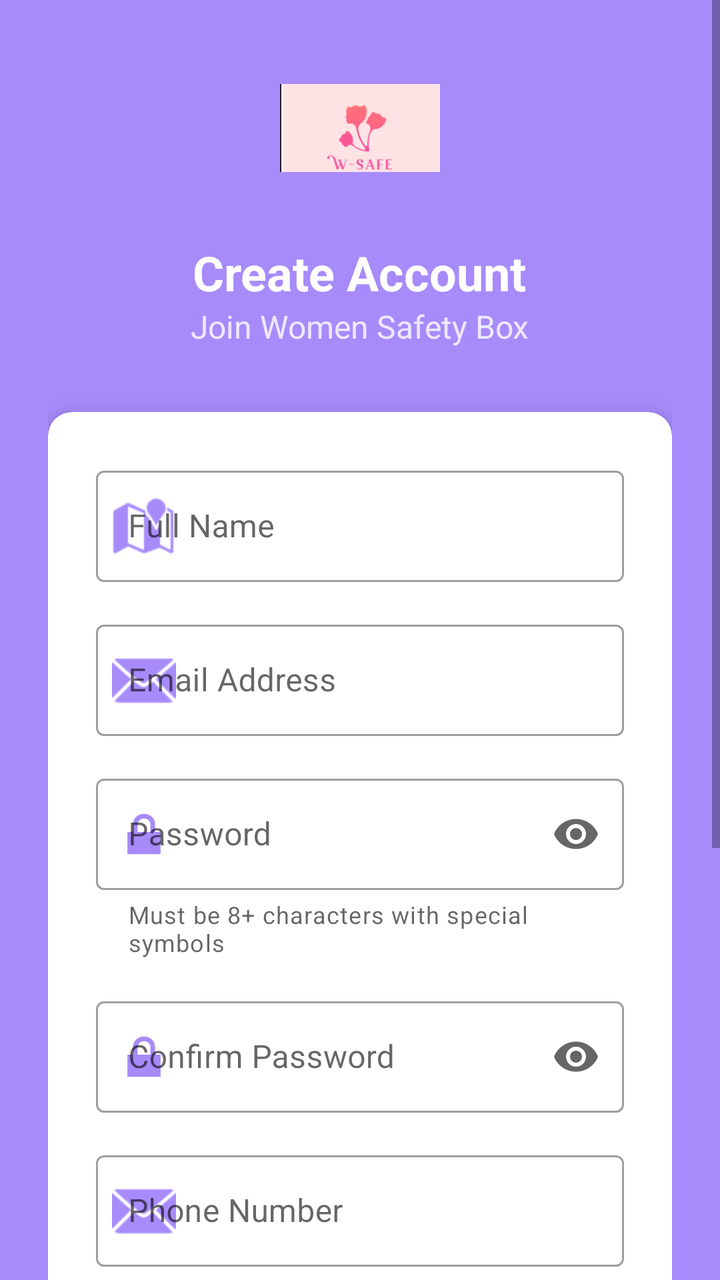
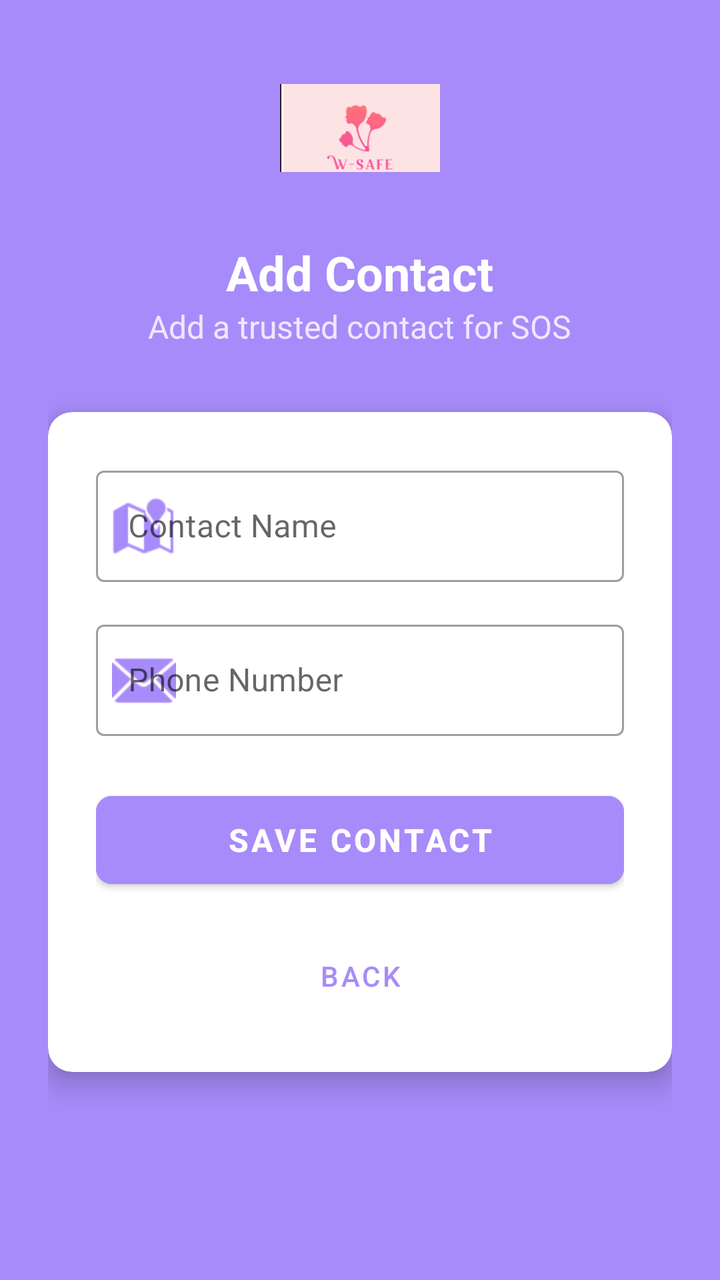

The first picture is an Android layout as it rendered before a commit; the second is the same layout after the commit. The layout source and the unified diff follow.
<!-- AndroidManifest.xml: activity theme AppTheme.NoActionBar -->
<!-- res/layout/activity_register.xml -->
<?xml version="1.0" encoding="utf-8"?>
<ScrollView xmlns:android="http://schemas.android.com/apk/res/android"
    xmlns:app="http://schemas.android.com/apk/res-auto"
    android:layout_width="match_parent"
    android:layout_height="match_parent"
    android:fillViewport="true"
    android:background="@color/colorPrimary">

    <LinearLayout
        android:layout_width="match_parent"
        android:layout_height="wrap_content"
        android:orientation="vertical"
        android:padding="24dp">

        
        <LinearLayout
            android:layout_width="match_parent"
            android:layout_height="wrap_content"
            android:orientation="vertical"
            android:gravity="center"
            android:layout_marginBottom="32dp">

            <ImageView
                android:layout_width="80dp"
                android:layout_height="80dp"
                android:src="@mipmap/ic_launcher"
                android:layout_marginBottom="16dp"
                android:contentDescription="App Logo" />

            <TextView
                android:layout_width="wrap_content"
                android:layout_height="wrap_content"
                android:text="Create Account"
                android:textSize="24sp"
                android:textStyle="bold"
                android:textColor="@android:color/white" />

            <TextView
                android:layout_width="wrap_content"
                android:layout_height="wrap_content"
                android:text="Join Women Safety Box"
                android:textSize="16sp"
                android:textColor="@android:color/white"
                android:alpha="0.8" />

        </LinearLayout>

        
        <com.google.android.material.card.MaterialCardView
            android:layout_width="match_parent"
            android:layout_height="wrap_content"
            android:layout_marginBottom="16dp"
            app:cardCornerRadius="12dp"
            app:cardElevation="8dp"
            app:cardBackgroundColor="@android:color/white">

            <LinearLayout
                android:layout_width="match_parent"
                android:layout_height="wrap_content"
                android:orientation="vertical"
                android:padding="24dp">

                
                <com.google.android.material.textfield.TextInputLayout
                    android:id="@+id/nameLayout"
                    android:layout_width="match_parent"
                    android:layout_height="wrap_content"
                    android:layout_marginBottom="16dp"
                    android:hint="Full Name"
                    app:startIconDrawable="@android:drawable/ic_dialog_map"
                    app:startIconTint="@color/colorPrimary"
                    style="@style/Widget.MaterialComponents.TextInputLayout.OutlinedBox">

                    <com.google.android.material.textfield.TextInputEditText
                        android:id="@+id/etName"
                        android:layout_width="match_parent"
                        android:layout_height="wrap_content"
                        android:inputType="textPersonName"
                        android:maxLines="1" />

                </com.google.android.material.textfield.TextInputLayout>

                
                <com.google.android.material.textfield.TextInputLayout
                    android:id="@+id/emailLayout"
                    android:layout_width="match_parent"
                    android:layout_height="wrap_content"
                    android:layout_marginBottom="16dp"
                    android:hint="Email Address"
                    app:startIconDrawable="@android:drawable/ic_dialog_email"
                    app:startIconTint="@color/colorPrimary"
                    style="@style/Widget.MaterialComponents.TextInputLayout.OutlinedBox">

                    <com.google.android.material.textfield.TextInputEditText
                        android:id="@+id/etEmail"
                        android:layout_width="match_parent"
                        android:layout_height="wrap_content"
                        android:inputType="textEmailAddress"
                        android:maxLines="1" />

                </com.google.android.material.textfield.TextInputLayout>

                
                <com.google.android.material.textfield.TextInputLayout
                    android:id="@+id/passwordLayout"
                    android:layout_width="match_parent"
                    android:layout_height="wrap_content"
                    android:layout_marginBottom="16dp"
                    android:hint="Password"
                    app:startIconDrawable="@android:drawable/ic_lock_lock"
                    app:startIconTint="@color/colorPrimary"
                    app:endIconMode="password_toggle"
                    app:helperText="Must be 8+ characters with special symbols"
                    style="@style/Widget.MaterialComponents.TextInputLayout.OutlinedBox">

                    <com.google.android.material.textfield.TextInputEditText
                        android:id="@+id/etPassword"
                        android:layout_width="match_parent"
                        android:layout_height="wrap_content"
                        android:inputType="textPassword"
                        android:maxLines="1" />

                </com.google.android.material.textfield.TextInputLayout>

                
                <com.google.android.material.textfield.TextInputLayout
                    android:id="@+id/confirmPasswordLayout"
                    android:layout_width="match_parent"
                    android:layout_height="wrap_content"
                    android:layout_marginBottom="16dp"
                    android:hint="Confirm Password"
                    app:startIconDrawable="@android:drawable/ic_lock_lock"
                    app:startIconTint="@color/colorPrimary"
                    app:endIconMode="password_toggle"
                    style="@style/Widget.MaterialComponents.TextInputLayout.OutlinedBox">

                    <com.google.android.material.textfield.TextInputEditText
                        android:id="@+id/etConfirmPassword"
                        android:layout_width="match_parent"
                        android:layout_height="wrap_content"
                        android:inputType="textPassword"
                        android:maxLines="1" />

                </com.google.android.material.textfield.TextInputLayout>

                
                <com.google.android.material.textfield.TextInputLayout
                    android:id="@+id/phoneLayout"
                    android:layout_width="match_parent"
                    android:layout_height="wrap_content"
                    android:layout_marginBottom="24dp"
                    android:hint="Phone Number"
                    app:startIconDrawable="@android:drawable/ic_dialog_email"
                    app:startIconTint="@color/colorPrimary"
                    style="@style/Widget.MaterialComponents.TextInputLayout.OutlinedBox">

                    <com.google.android.material.textfield.TextInputEditText
                        android:id="@+id/etPhone"
                        android:layout_width="match_parent"
                        android:layout_height="wrap_content"
                        android:inputType="phone"
                        android:maxLines="1" />

                </com.google.android.material.textfield.TextInputLayout>

                
                <com.google.android.material.button.MaterialButton
                    android:id="@+id/btnRegister"
                    android:layout_width="match_parent"
                    android:layout_height="56dp"
                    android:text="Create Account"
                    android:textSize="16sp"
                    android:textStyle="bold"
                    app:cornerRadius="8dp"
                    android:backgroundTint="@color/colorPrimary"
                    android:layout_marginBottom="16dp" />

                
                <com.google.android.material.button.MaterialButton
                    android:id="@+id/btnBackToLogin"
                    android:layout_width="wrap_content"
                    android:layout_height="wrap_content"
                    android:text="Back to Login"
                    android:textSize="14sp"
                    style="@style/Widget.MaterialComponents.Button.TextButton"
                    android:textColor="@color/colorPrimary"
                    android:layout_gravity="center" />

            </LinearLayout>

        </com.google.android.material.card.MaterialCardView>

        
        <com.google.android.material.card.MaterialCardView
            android:layout_width="match_parent"
            android:layout_height="wrap_content"
            app:cardCornerRadius="8dp"
            app:cardElevation="4dp"
            app:cardBackgroundColor="#FFF3E0">

            <LinearLayout
                android:layout_width="match_parent"
                android:layout_height="wrap_content"
                android:orientation="vertical"
                android:padding="16dp">

                <TextView
                    android:layout_width="wrap_content"
                    android:layout_height="wrap_content"
                    android:text="Password Requirements:"
                    android:textStyle="bold"
                    android:textSize="14sp"
                    android:textColor="@color/colorPrimary"
                    android:layout_marginBottom="8dp" />

                <TextView
                    android:layout_width="wrap_content"
                    android:layout_height="wrap_content"
                    android:text="• Minimum 8 characters"
                    android:textSize="12sp"
                    android:textColor="#666666" />

                <TextView
                    android:layout_width="wrap_content"
                    android:layout_height="wrap_content"
                    android:text="• Must contain @ symbol"
                    android:textSize="12sp"
                    android:textColor="#666666" />

                <TextView
                    android:layout_width="wrap_content"
                    android:layout_height="wrap_content"
                    android:text="• Must contain special character (@#$%^&amp;+=)"
                    android:textSize="12sp"
                    android:textColor="#666666" />

                <TextView
                    android:layout_width="wrap_content"
                    android:layout_height="wrap_content"
                    android:text="• Email must be valid format"
                    android:textSize="12sp"
                    android:textColor="#666666" />

            </LinearLayout>

        </com.google.android.material.card.MaterialCardView>

    </LinearLayout>

</ScrollView>
<!-- resources referenced by this layout -->
<resources>
  <color name="colorPrimary">#A78BFA</color>
  <!-- mipmap ic_launcher: png bitmap (mipmap-anydpi-v26, 7238 bytes) -->
  <style name="AppTheme.NoActionBar">
          <item name="windowActionBar">false</item>
          <item name="windowNoTitle">true</item>
      </style>
</resources>

<!-- the commit's change to res/layout/activity_register.xml (unified diff, before → after) -->
@@ -30,7 +30,7 @@
             <TextView
                 android:layout_width="wrap_content"
                 android:layout_height="wrap_content"
-                android:text="Create Account"
+                android:text="Add Contact"
                 android:textSize="24sp"
                 android:textStyle="bold"
                 android:textColor="@android:color/white" />
@@ -38,7 +38,7 @@
             <TextView
                 android:layout_width="wrap_content"
                 android:layout_height="wrap_content"
-                android:text="Join Women Safety Box"
+                android:text="Add a trusted contact for SOS"
                 android:textSize="16sp"
                 android:textColor="@android:color/white"
                 android:alpha="0.8" />
@@ -66,7 +66,7 @@
                     android:layout_width="match_parent"
                     android:layout_height="wrap_content"
                     android:layout_marginBottom="16dp"
-                    android:hint="Full Name"
+                    android:hint="Contact Name"
                     app:startIconDrawable="@android:drawable/ic_dialog_map"
                     app:startIconTint="@color/colorPrimary"
                     style="@style/Widget.MaterialComponents.TextInputLayout.OutlinedBox">
@@ -76,69 +76,6 @@
                         android:layout_width="match_parent"
                         android:layout_height="wrap_content"
                         android:inputType="textPersonName"
-                        android:maxLines="1" />
-
-                </com.google.android.material.textfield.TextInputLayout>
-
-                
-                <com.google.android.material.textfield.TextInputLayout
-                    android:id="@+id/emailLayout"
-                    android:layout_width="match_parent"
-                    android:layout_height="wrap_content"
-                    android:layout_marginBottom="16dp"
-                    android:hint="Email Address"
-                    app:startIconDrawable="@android:drawable/ic_dialog_email"
-                    app:startIconTint="@color/colorPrimary"
-                    style="@style/Widget.MaterialComponents.TextInputLayout.OutlinedBox">
-
-                    <com.google.android.material.textfield.TextInputEditText
-                        android:id="@+id/etEmail"
-                        android:layout_width="match_parent"
-                        android:layout_height="wrap_content"
-                        android:inputType="textEmailAddress"
-                        android:maxLines="1" />
-
-                </com.google.android.material.textfield.TextInputLayout>
-
-                
-                <com.google.android.material.textfield.TextInputLayout
-                    android:id="@+id/passwordLayout"
-                    android:layout_width="match_parent"
-                    android:layout_height="wrap_content"
-                    android:layout_marginBottom="16dp"
-                    android:hint="Password"
-                    app:startIconDrawable="@android:drawable/ic_lock_lock"
-                    app:startIconTint="@color/colorPrimary"
-                    app:endIconMode="password_toggle"
-                    app:helperText="Must be 8+ characters with special symbols"
-                    style="@style/Widget.MaterialComponents.TextInputLayout.OutlinedBox">
-
-                    <com.google.android.material.textfield.TextInputEditText
-                        android:id="@+id/etPassword"
-                        android:layout_width="match_parent"
-                        android:layout_height="wrap_content"
-                        android:inputType="textPassword"
-                        android:maxLines="1" />
-
-                </com.google.android.material.textfield.TextInputLayout>
-
-                
-                <com.google.android.material.textfield.TextInputLayout
-                    android:id="@+id/confirmPasswordLayout"
-                    android:layout_width="match_parent"
-                    android:layout_height="wrap_content"
-                    android:layout_marginBottom="16dp"
-                    android:hint="Confirm Password"
-                    app:startIconDrawable="@android:drawable/ic_lock_lock"
-                    app:startIconTint="@color/colorPrimary"
-                    app:endIconMode="password_toggle"
-                    style="@style/Widget.MaterialComponents.TextInputLayout.OutlinedBox">
-
-                    <com.google.android.material.textfield.TextInputEditText
-                        android:id="@+id/etConfirmPassword"
-                        android:layout_width="match_parent"
-                        android:layout_height="wrap_content"
-                        android:inputType="textPassword"
                         android:maxLines="1" />
 
                 </com.google.android.material.textfield.TextInputLayout>
@@ -168,7 +105,7 @@
                     android:id="@+id/btnRegister"
                     android:layout_width="match_parent"
                     android:layout_height="56dp"
-                    android:text="Create Account"
+                    android:text="Save Contact"
                     android:textSize="16sp"
                     android:textStyle="bold"
                     app:cornerRadius="8dp"
@@ -180,7 +117,7 @@
                     android:id="@+id/btnBackToLogin"
                     android:layout_width="wrap_content"
                     android:layout_height="wrap_content"
-                    android:text="Back to Login"
+                    android:text="Back"
                     android:textSize="14sp"
                     style="@style/Widget.MaterialComponents.Button.TextButton"
                     android:textColor="@color/colorPrimary"
@@ -191,59 +128,6 @@
         </com.google.android.material.card.MaterialCardView>
 
         
-        <com.google.android.material.card.MaterialCardView
-            android:layout_width="match_parent"
-            android:layout_height="wrap_content"
-            app:cardCornerRadius="8dp"
-            app:cardElevation="4dp"
-            app:cardBackgroundColor="#FFF3E0">
-
-            <LinearLayout
-                android:layout_width="match_parent"
-                android:layout_height="wrap_content"
-                android:orientation="vertical"
-                android:padding="16dp">
-
-                <TextView
-                    android:layout_width="wrap_content"
-                    android:layout_height="wrap_content"
-                    android:text="Password Requirements:"
-                    android:textStyle="bold"
-                    android:textSize="14sp"
-                    android:textColor="@color/colorPrimary"
-                    android:layout_marginBottom="8dp" />
-
-                <TextView
-                    android:layout_width="wrap_content"
-                    android:layout_height="wrap_content"
-                    android:text="• Minimum 8 characters"
-                    android:textSize="12sp"
-                    android:textColor="#666666" />
-
-                <TextView
-                    android:layout_width="wrap_content"
-                    android:layout_height="wrap_content"
-                    android:text="• Must contain @ symbol"
-                    android:textSize="12sp"
-                    android:textColor="#666666" />
-
-                <TextView
-                    android:layout_width="wrap_content"
-                    android:layout_height="wrap_content"
-                    android:text="• Must contain special character (@#$%^&amp;+=)"
-                    android:textSize="12sp"
-                    android:textColor="#666666" />
-
-                <TextView
-                    android:layout_width="wrap_content"
-                    android:layout_height="wrap_content"
-                    android:text="• Email must be valid format"
-                    android:textSize="12sp"
-                    android:textColor="#666666" />
-
-            </LinearLayout>
-
-        </com.google.android.material.card.MaterialCardView>
 
     </LinearLayout>
 
